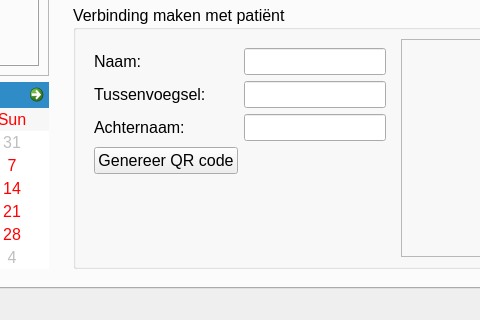
blu3beri/MNNU-Desktop, file ui/mainwindow.ui: the form before one commit; both pictures show x 579 to 1059 and y 400 to 720 of the 1280 by 720 pixel window.
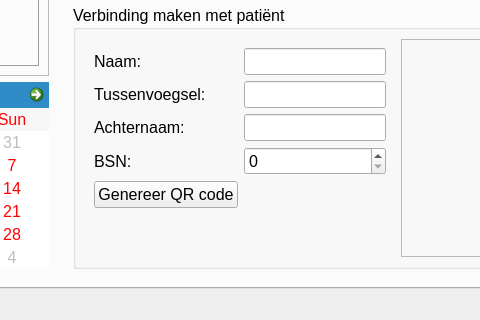
The form after the commit. Icons and pictures are not drawn.

Commit message: Added BSN to invitation generation

```diff
--- a/ui/mainwindow.ui
+++ b/ui/mainwindow.ui
@@ -224,7 +224,7 @@
                  <item row="2" column="1">
                   <widget class="QLineEdit" name="lastNameInput"/>
                  </item>
-                 <item row="3" column="0">
+                 <item row="4" column="0">
                   <widget class="QPushButton" name="generateInvite">
                    <property name="text">
                     <string>Genereer QR code</string>
@@ -241,7 +241,7 @@
                  <item row="1" column="1">
                   <widget class="QLineEdit" name="middleNameInput"/>
                  </item>
-                 <item row="4" column="0" colspan="2">
+                 <item row="5" column="0" colspan="2">
                   <widget class="QLabel" name="connLabel">
                    <property name="sizePolicy">
                     <sizepolicy hsizetype="Minimum" vsizetype="Preferred">
@@ -257,6 +257,20 @@
                    </property>
                   </widget>
                  </item>
+                 <item row="3" column="0">
+                  <widget class="QLabel" name="bsnLabel">
+                   <property name="text">
+                    <string>BSN:</string>
+                   </property>
+                  </widget>
+                 </item>
+                 <item row="3" column="1">
+                  <widget class="QSpinBox" name="bsnInput">
+                   <property name="maximum">
+                    <number>999999999</number>
+                   </property>
+                  </widget>
+                 </item>
                 </layout>
                </widget>
               </item>
```
The commit also changes 1 other file.
